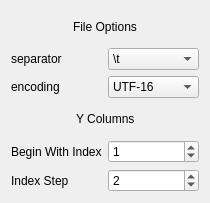
Qt form ui/ui_fileoptions.ui (jacekschneider/Physicochemical-Calculator) before a commit.
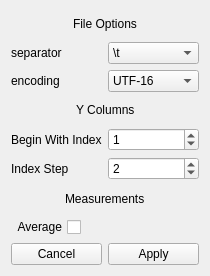
The same form after that commit.

Commit message: ui, widget init

```diff
--- a/ui/ui_fileoptions.ui
+++ b/ui/ui_fileoptions.ui
@@ -7,7 +7,7 @@
     <x>0</x>
     <y>0</y>
     <width>210</width>
-    <height>203</height>
+    <height>276</height>
    </rect>
   </property>
   <property name="windowTitle">
@@ -179,6 +179,88 @@
      </item>
     </layout>
    </item>
+   <item>
+    <layout class="QHBoxLayout" name="horizontalLayout_8">
+     <item>
+      <spacer name="horizontalSpacer_6">
+       <property name="orientation">
+        <enum>Qt::Horizontal</enum>
+       </property>
+       <property name="sizeHint" stdset="0">
+        <size>
+         <width>40</width>
+         <height>20</height>
+        </size>
+       </property>
+      </spacer>
+     </item>
+     <item>
+      <widget class="QLabel" name="label_7">
+       <property name="text">
+        <string>Measurements</string>
+       </property>
+      </widget>
+     </item>
+     <item>
+      <spacer name="horizontalSpacer_7">
+       <property name="orientation">
+        <enum>Qt::Horizontal</enum>
+       </property>
+       <property name="sizeHint" stdset="0">
+        <size>
+         <width>40</width>
+         <height>20</height>
+        </size>
+       </property>
+      </spacer>
+     </item>
+    </layout>
+   </item>
+   <item>
+    <layout class="QHBoxLayout" name="horizontalLayout_7">
+     <item>
+      <widget class="QCheckBox" name="checkBox">
+       <property name="layoutDirection">
+        <enum>Qt::RightToLeft</enum>
+       </property>
+       <property name="text">
+        <string>Average</string>
+       </property>
+      </widget>
+     </item>
+     <item>
+      <spacer name="horizontalSpacer_5">
+       <property name="orientation">
+        <enum>Qt::Horizontal</enum>
+       </property>
+       <property name="sizeHint" stdset="0">
+        <size>
+         <width>40</width>
+         <height>20</height>
+        </size>
+       </property>
+      </spacer>
+     </item>
+    </layout>
+   </item>
+   <item>
+    <layout class="QHBoxLayout" name="horizontalLayout_9">
+     <item>
+      <widget class="QPushButton" name="pb_cancel">
+       <property name="text">
+        <string>Cancel</string>
+       </property>
+      </widget>
+     </item>
+     <item>
+      <widget class="QPushButton" name="pb_apply">
+       <property name="text">
+        <string>Apply</string>
+       </property>
+      </widget>
+     </item>
+    </layout>
+   </item>
   </layout>
  </widget>
  <resources/>
```
Left out of the diff: 6 changed lines with no effect on the pictures. The commit also changes 4 other files.
